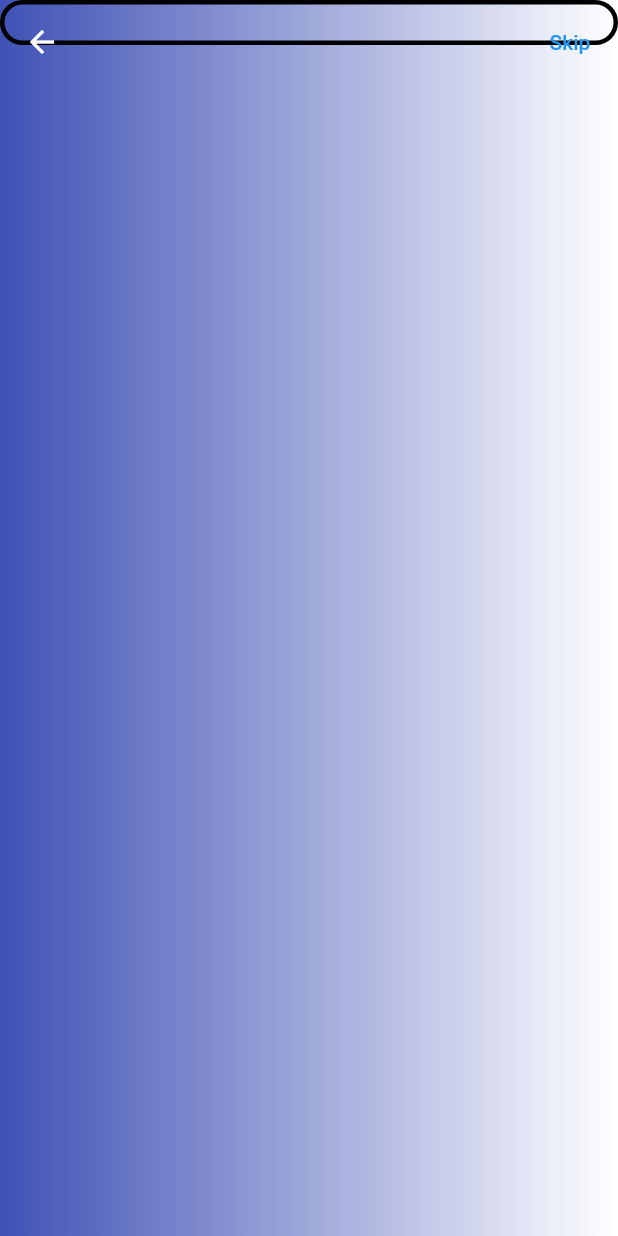
After one commit to ianscodecastle/PharmacyMathGame, a Flutter app: the QuizScreen screen opened directly, on a phone screen of 412 x 824 dp. The commit adds this screen. Run offline on Flutter 3.47's test engine with Material 2 defaults, Android fonts, the phone set to English and light mode, and no system bars; our stand-ins replace flutter_svg; missing offline and left inert: dart:js.

Commit message:
working on quiz screens

```diff
--- a/math_game/lib/main.dart
+++ b/math_game/lib/main.dart
@@ -1,6 +1,8 @@
 // ignore_for_file: unnecessary_this, prefer_const_constructors
 
 import 'package:flutter/material.dart';
+import 'package:math_game/screens/multiple_choice_screen.dart';
+import 'package:math_game/screens/quiz/quiz_screen.dart';
 import 'constants.dart';
 import 'screens/home_screen.dart';
 import 'screens/login_screen.dart';
--- a/math_game/lib/screens/multiple_choice_screen.dart
+++ b/math_game/lib/screens/multiple_choice_screen.dart
@@ -24,7 +24,7 @@ class MultipleChoiceScreen extends StatelessWidget {
         backgroundColor: kPrimaryColor,
       ),
       body: Container(
-        decoration: BoxDecoration(),
+        decoration: BoxDecoration(gradient: kPrimaryGradient),
         child: Column(
           mainAxisAlignment: MainAxisAlignment.center,
           //crossAxisAlignment: CrossAxisAlignment.start,
--- /dev/null
+++ b/math_game/lib/screens/quiz/components/body.dart
@@ -0,0 +1,33 @@
+//the body of the quiz screen
+// ignore_for_file: prefer_const_constructors
+
+import 'package:flutter/material.dart';
+import 'package:math_game/constants.dart';
+
+class Body extends StatelessWidget {
+  const Body({
+    Key? key,
+  }) : super(key: key);
+
+  @override
+  Widget build(BuildContext context) {
+    return Stack(
+      children: [
+        SafeArea(
+            child:
+                Padding(padding: const EdgeInsets.symmetric(horizontal: 20.0))),
+        Container(
+          decoration: BoxDecoration(gradient: kPrimaryGradient),
+        ),
+        Container(
+          width: double.infinity,
+          height: 30,
+          decoration: BoxDecoration(
+            border: Border.all(color: Colors.black, width: 3),
+            borderRadius: BorderRadius.circular(50),
+          ),
+        )
+      ],
+    );
+  }
+}
--- /dev/null
+++ b/math_game/lib/screens/quiz/quiz_screen.dart
@@ -0,0 +1,20 @@
+// ignore_for_file: prefer_const_constructors
+
+import 'package:flutter/material.dart';
+import 'package:math_game/constants.dart';
+import 'components/body.dart';
+
+class QuizScreen extends StatelessWidget {
+  @override
+  Widget build(BuildContext context) {
+    return Scaffold(
+      extendBodyBehindAppBar: true,
+      appBar: AppBar(
+        backgroundColor: Colors.transparent,
+        elevation: 0,
+        actions: [TextButton(onPressed: () {}, child: const Text('Skip'))],
+      ),
+      body: Body(),
+    );
+  }
+}
```
